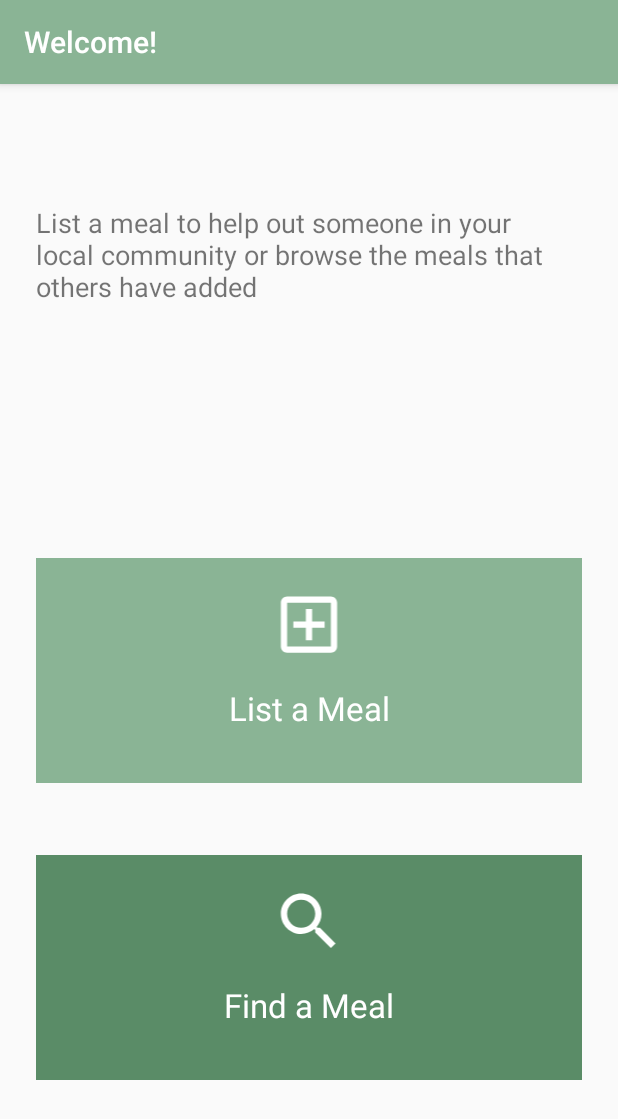
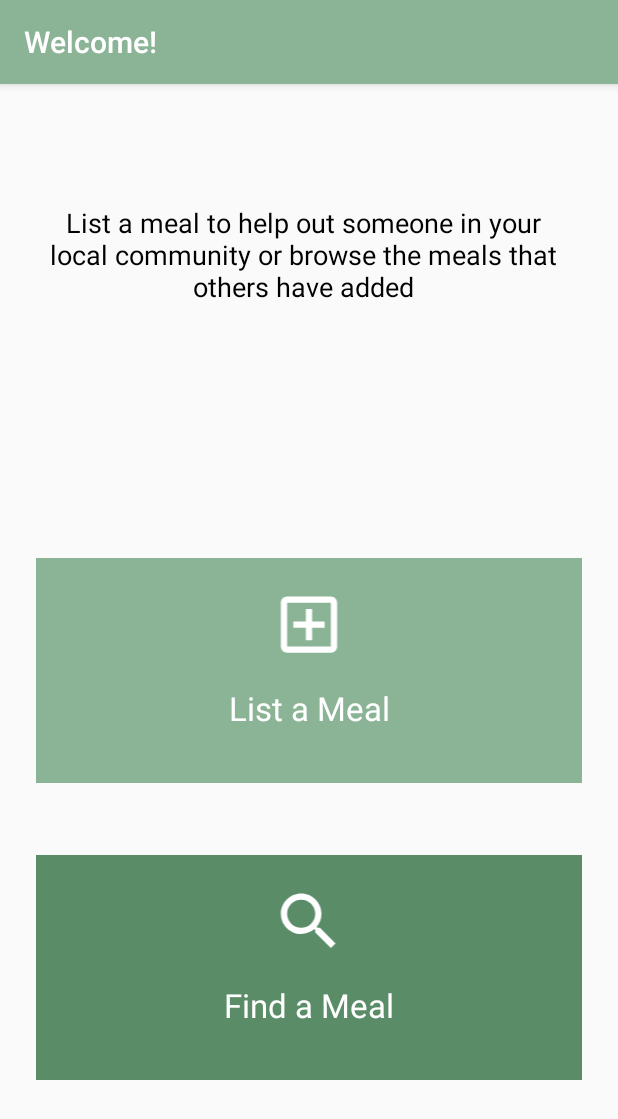
Before and after one commit to theappbusiness/benchHackathonNov20, an Android app: the screen it shows after launch (MainActivity), on a phone screen of 412 x 824 dp. Shown: the top 1119 px of the screen. Run offline under Robolectric (Android 15) with nearby library versions, the phone set to English and light mode, and no system bars.

Commit message:
Adds black to colors

```diff
--- a/androidHackathonApp/src/main/res/layout/activity_main.xml
+++ b/androidHackathonApp/src/main/res/layout/activity_main.xml
@@ -17,6 +17,8 @@
       android:layout_marginRight="@dimen/medium_margin"
       android:text="@string/subheading"
       android:textSize="@dimen/default_text_size"
+      android:textAlignment="center"
+      android:textColor="@color/black"
       app:layout_constraintBottom_toTopOf="@+id/button_container"
       app:layout_constraintEnd_toEndOf="parent"
       app:layout_constraintTop_toTopOf="parent"
--- a/androidHackathonApp/src/main/res/layout/meal_item_row.xml
+++ b/androidHackathonApp/src/main/res/layout/meal_item_row.xml
@@ -18,6 +18,7 @@
             android:layout_height="wrap_content"
             android:layout_margin="@dimen/row_margin"
             android:textSize="@dimen/large_text_size"
+            android:textColor="@color/black"
             app:layout_constraintEnd_toEndOf="parent"
             app:layout_constraintStart_toStartOf="parent"
             app:layout_constraintTop_toTopOf="parent" />
--- a/androidHackathonApp/src/main/res/values/colors.xml
+++ b/androidHackathonApp/src/main/res/values/colors.xml
@@ -1,6 +1,7 @@
 <?xml version="1.0" encoding="utf-8"?>
 <resources>
     <color name="white">#FFFFFF</color>
+    <color name="black">#000000</color>
     <color name="colorPrimary">#8AB495</color>
     <color name="colorSecondary">#E74551</color>
     <color name="colorPrimaryDark">#5a8c67</color>
```
